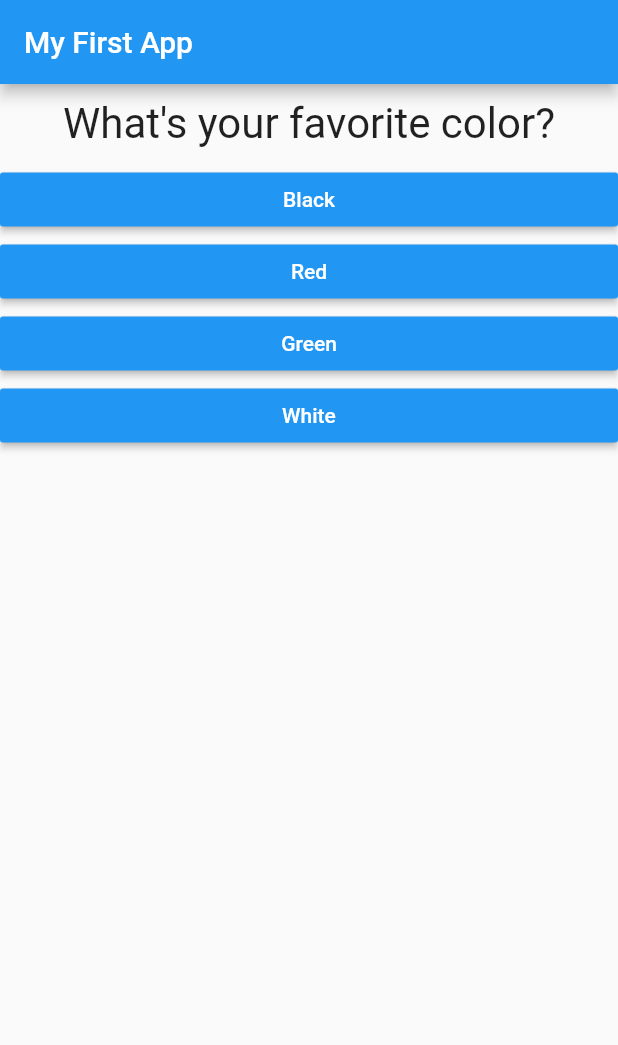
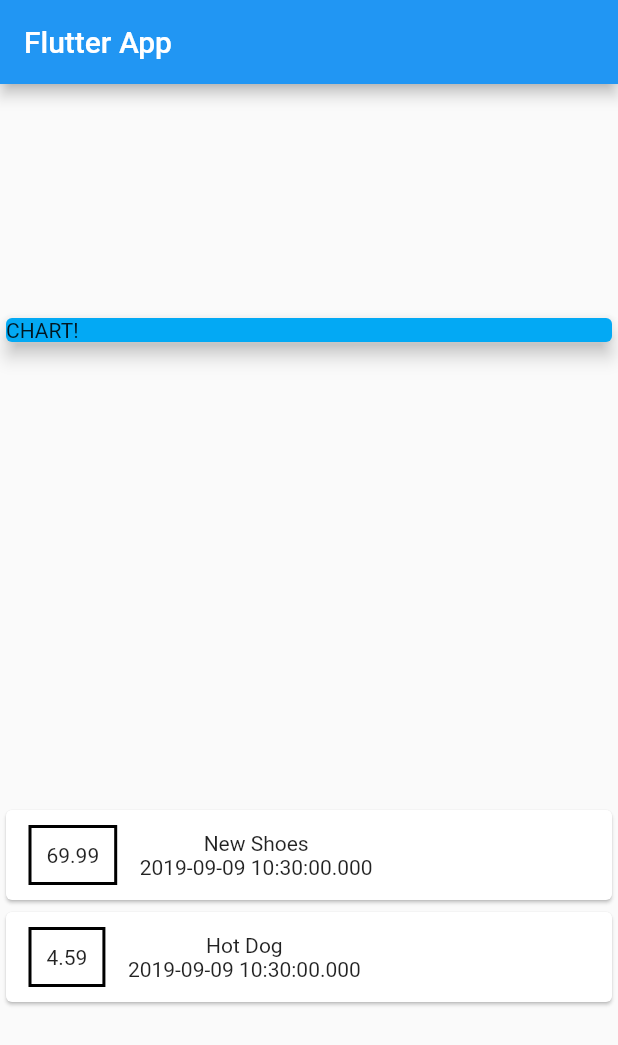
Before and after one commit to Lunkes-Apps/trainingFlutter, a Flutter app: the screen it shows after launch, on a phone screen of 412 x 824 dp. Shown: the top 1045 px of the screen. Run offline on Flutter 3.47's test engine with Material 2 defaults, Android fonts, the phone set to English and light mode, and no system bars.

Commit message:
Starting de expense-app

```diff
--- a/lib/answer.dart
+++ /dev/null
@@ -1,21 +0,0 @@
-import 'package:flutter/material.dart';
-
-class Answer extends StatelessWidget {
-  final Function selectHandler;
-  final String answerText;
-
-  Answer(this.selectHandler, this.answerText);
-
-  @override
-  Widget build(BuildContext context) {
-    return Container(
-      width: double.infinity,
-      child: RaisedButton(
-        color: Colors.blue,
-        textColor: Colors.white,
-        child: Text(answerText),
-        onPressed: selectHandler,
-      ),
-    );
-  }
-}
--- a/lib/main.dart
+++ b/lib/main.dart
@@ -1,99 +1,83 @@
 import 'package:flutter/material.dart';
 
-import './quiz.dart';
-import './result.dart';
-// void main() {
-//   runApp(MyApp());
-// }
+import './transaction.dart';
 
 void main() => runApp(MyApp());
 
-class MyApp extends StatefulWidget {
+class MyApp extends StatelessWidget {
   @override
-  State<StatefulWidget> createState() {
-    // TODO: implement createState
-    return _MyAppState();
+  Widget build(BuildContext context) {
+    return MaterialApp(
+      title: 'Flutter App',
+      home: MyHomePage(),
+    );
   }
 }
 
-class _MyAppState extends State<MyApp> {
-  final _questions = const [
-    {
-      'questionText': 'What\'s your favorite color?',
-      'answers': [
-        {'text': 'Black', 'score': 10},
-        {'text': 'Red', 'score': 5},
-        {'text': 'Green', 'score': 3},
-        {'text': 'White', 'score': 1},
-      ],
-    },
-    {
-      'questionText': 'What\'s your favorite animal?',
-      'answers': [
-        {'text': 'Rabbit', 'score': 3},
-        {'text': 'Snake', 'score': 11},
-        {'text': 'Elephant', 'score': 5},
-        {'text': 'Lion', 'score': 9},
-      ],
-    },
-    {
-      'questionText': 'Who\'s your favorite instructor?',
-      'answers': [
-        {'text': 'Max', 'score': 1},
-        {'text': 'Max', 'score': 1},
-        {'text': 'Max', 'score': 1},
-        {'text': 'Max', 'score': 1},
-      ],
-    },
+class MyHomePage extends StatelessWidget {
+  final List<Transaction> transactions = [
+    Transaction(
+      id: 't1',
+      title: 'New Shoes',
+      amount: 69.99,
+      date: DateTime.now(),
+    ),
+    Transaction(
+      id: 't1',
+      title: 'Hot Dog',
+      amount: 4.59,
+      date: DateTime.now(),
+    ),
   ];
-  var _questionIndex = 0;
-  var _totalScore = 0;
-
-  void _resetQuiz() {
-    setState(() {
-      _questionIndex = 0;
-      _totalScore = 0;
-    });
-  }
-
-  void _answerQuestion(int score) {
-    // var aBool = true;
-    // aBool = false;
-
-    _totalScore += score;
-
-    setState(() {
-      _questionIndex = _questionIndex + 1;
-    });
-    print(_questionIndex);
-    if (_questionIndex < _questions.length) {
-      print('We have more questions!');
-    } else {
-      print('No more questions!');
-    }
-  }
 
   @override
   Widget build(BuildContext context) {
-    // var dummy = const ['Hello'];
-    // dummy.add('Max');
-    // print(dummy);
-    // dummy = [];
-    // questions = []; // does not work if questions is a const
-
-    return MaterialApp(
-      home: Scaffold(
+    return Scaffold(
         appBar: AppBar(
-          title: Text('My First App'),
+          title: Text('Flutter App'),
         ),
-        body: _questionIndex < _questions.length
-            ? Quiz(
-                answerQuestion: _answerQuestion,
-                questionIndex: _questionIndex,
-                questions: _questions,
+        body: Column(
+            mainAxisAlignment: MainAxisAlignment.spaceAround,
+            crossAxisAlignment: CrossAxisAlignment.stretch,
+            children: <Widget>[
+              Container(
+                width: double.infinity,
+                child: Card(
+                  color: Colors.lightBlue,
+                  child: Text('CHART!'),
+                  elevation: 5,
+                ),
+              ),
+              Column(
+                children: transactions.map((tx) {
+                  return Card(
+                      child: Row(
+                    children: <Widget>[
+                      Container(
+                        margin: EdgeInsets.symmetric(
+                          vertical: 10,
+                          horizontal: 15,
+                        ),
+                        decoration: BoxDecoration(
+                            border: Border.all(
+                          color: Colors.black,
+                          width: 2,
+                        )),
+                        padding: EdgeInsets.all(10),
+                        child: Text(
+                          tx.amount.toString(),
+                        ),
+                      ),
+                      Column(
+                        children: <Widget>[
+                          Text(tx.title),
+                          Text(tx.date.toString())
+                        ],
+                      ),
+                    ],
+                  ));
+                }).toList(),
               )
-            : Result(_totalScore, _resetQuiz),
-      ),
-    );
+            ]));
   }
 }
--- a/lib/question.dart
+++ /dev/null
@@ -1,20 +0,0 @@
-import 'package:flutter/material.dart';
-
-class Question extends StatelessWidget {
-  final String questionText;
-
-  Question(this.questionText);
-
-  @override
-  Widget build(BuildContext context) {
-    return Container(
-      width: double.infinity,
-      margin: EdgeInsets.all(10),
-      child: Text(
-        questionText,
-        style: TextStyle(fontSize: 28),
-        textAlign: TextAlign.center,
-      ),
-    );
-  }
-}
--- a/lib/quiz.dart
+++ /dev/null
@@ -1,30 +0,0 @@
-import 'package:flutter/material.dart';
-
-import './question.dart';
-import './answer.dart';
-
-class Quiz extends StatelessWidget {
-  final List<Map<String, Object>> questions;
-  final int questionIndex;
-  final Function answerQuestion;
-
-  Quiz({
-    @required this.questions,
-    @required this.answerQuestion,
-    @required this.questionIndex,
-  });
-
-  @override
-  Widget build(BuildContext context) {
-    return Column(
-      children: [
-        Question(
-          questions[questionIndex]['questionText'],
-        ),
-        ...(questions[questionIndex]['answers'] as List<Map<String, Object>>).map((answer) {
-          return Answer(() => answerQuestion(answer['score']), answer['text']);
-        }).toList()
-      ],
-    );
-  }
-}
--- a/lib/result.dart
+++ /dev/null
@@ -1,44 +0,0 @@
-import 'package:flutter/material.dart';
-
-class Result extends StatelessWidget {
-  final int resultScore;
-  final Function resetHandler;
-
-  Result(this.resultScore, this.resetHandler);
-
-  String get resultPhrase {
-    String resultText;
-    if (resultScore <= 8) {
-      resultText = 'You are awesome and innocent!';
-    } else if (resultScore <= 12) {
-      resultText = 'Pretty likeable!';
-    } else if (resultScore <= 16) {
-      resultText = 'You are ... strange?!';
-    } else {
-      resultText = 'You are so bad!';
-    }
-    return resultText;
-  }
-
-  @override
-  Widget build(BuildContext context) {
-    return Center(
-      child: Column(
-        children: <Widget>[
-          Text(
-            resultPhrase,
-            style: TextStyle(fontSize: 36, fontWeight: FontWeight.bold),
-            textAlign: TextAlign.center,
-          ),
-          FlatButton(
-            child: Text(
-              'Restart Quiz!',
-            ),
-            textColor: Colors.blue,
-            onPressed: resetHandler,
-          ),
-        ],
-      ),
-    );
-  }
-}
--- /dev/null
+++ b/lib/transaction.dart
@@ -0,0 +1,15 @@
+import 'package:flutter/foundation.dart';
+
+class Transaction {
+  String id;
+  String title;
+  double amount;
+  DateTime date;
+
+  Transaction({
+    @required this.id,
+    @required this.title,
+    @required this.amount,
+    @required this.date,
+  });
+}
```
Also changed, not shown: 1 other file.
